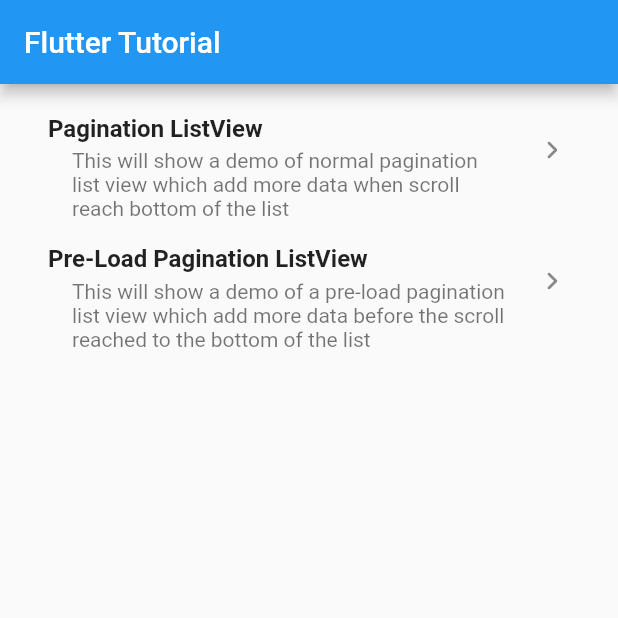
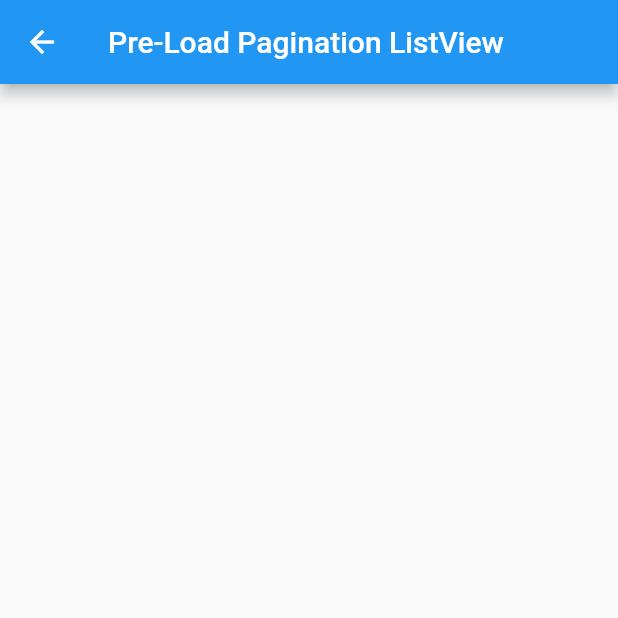
Before and after one commit to channdara/flutter_tutorial, a Flutter app: the screen it shows after launch, after a tap on "Pre-Load Pagination ListView", on a phone screen of 412 x 824 dp, the top half of it. Run offline on Flutter 3.47's test engine with Material 3 defaults, Android fonts, the phone set to English and light mode, and no system bars; missing offline and left inert: flutter_displaymode.

Commit message:
[UNTRACKED]: implement pagination listview

```diff
--- a/lib/src/screen/main_screen/main_screen.dart
+++ b/lib/src/screen/main_screen/main_screen.dart
@@ -2,7 +2,8 @@ import 'package:flutter/material.dart';
 
 import '../../extension/contex_extension.dart';
 import '../normal_pagination_screen/normal_pagination_screen.dart';
-import 'list_tile_widget.dart';
+import '../preload_pagination_screen/preload_pagination_screen.dart';
+import 'main_screen_widget.dart';
 
 class MainScreen extends StatefulWidget {
   const MainScreen({super.key});
@@ -20,7 +21,7 @@ class _MainScreenState extends State<MainScreen> {
         padding: const EdgeInsets.all(16.0),
         child: Column(
           children: [
-            ListTileWidget(
+            MainScreenWidget(
               onTap: () {
                 context.push(const NormalPaginationScreen());
               },
@@ -28,8 +29,10 @@ class _MainScreenState extends State<MainScreen> {
               subtitle:
                   'This will show a demo of normal pagination list view which add more data when scroll reach bottom of the list',
             ),
-            ListTileWidget(
-              onTap: () {},
+            MainScreenWidget(
+              onTap: () {
+                context.push(const PreloadPaginationScreen());
+              },
               title: 'Pre-Load Pagination ListView',
               subtitle:
                   'This will show a demo of a pre-load pagination list view which add more data before the scroll reached to the bottom of the list',
--- a/lib/src/screen/main_screen/list_tile_widget.dart
+++ b/lib/src/screen/main_screen/main_screen_widget.dart
@@ -1,7 +1,7 @@
 import 'package:flutter/material.dart';
 
-class ListTileWidget extends StatelessWidget {
-  const ListTileWidget({
+class MainScreenWidget extends StatelessWidget {
+  const MainScreenWidget({
     super.key,
     required this.title,
     required this.subtitle,
--- /dev/null
+++ b/lib/src/screen/preload_pagination_screen/preload_pagination_screen.dart
@@ -0,0 +1,18 @@
+import 'package:flutter/material.dart';
+
+class PreloadPaginationScreen extends StatefulWidget {
+  const PreloadPaginationScreen({super.key});
+
+  @override
+  State<PreloadPaginationScreen> createState() =>
+      _PreloadPaginationScreenState();
+}
+
+class _PreloadPaginationScreenState extends State<PreloadPaginationScreen> {
+  @override
+  Widget build(BuildContext context) {
+    return Scaffold(
+      appBar: AppBar(title: const Text('Pre-Load Pagination ListView')),
+    );
+  }
+}
--- a/lib/src/screen/normal_pagination_screen/foo_widget.dart
+++ b/lib/src/widget/foo_widget.dart
@@ -1,6 +1,6 @@
 import 'package:flutter/material.dart';
 
-import 'foo.dart';
+import '../model/foo.dart';
 
 class FooWidget extends StatelessWidget {
   const FooWidget({super.key, required this.foo});
```
Also changed, not shown: lib/src/screen/normal_pagination_screen/normal_pagination_screen.dart (+9 -7 lines), lib/src/model/foo.dart (renamed from lib/src/screen/normal_pagination_screen/foo.dart), lib/src/widget/loading_widget.dart (renamed from lib/src/screen/normal_pagination_screen/loading_widget.dart).
